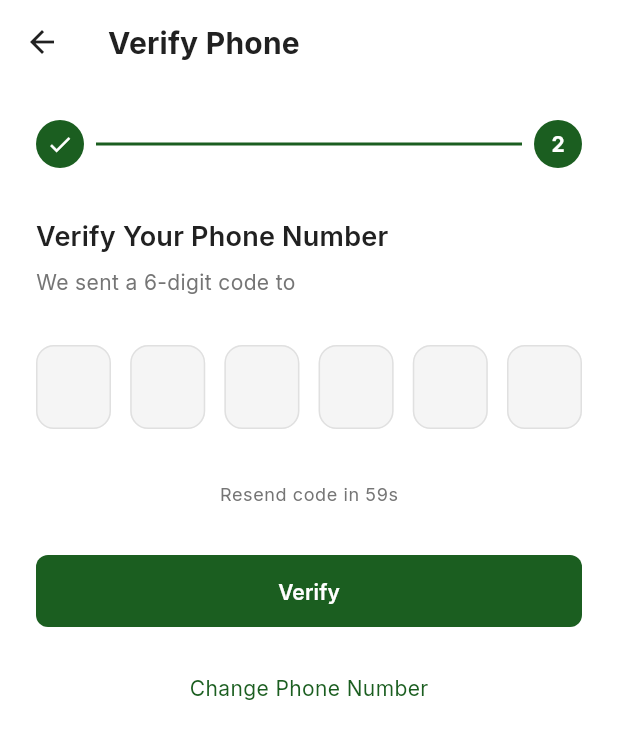
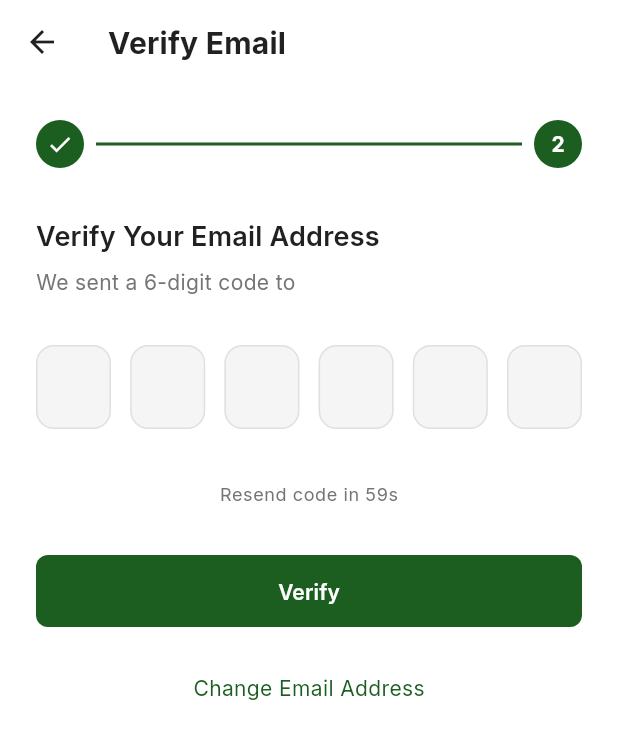
Before and after one commit to coopvestafrica-ops/coopV, a Flutter app: the RegisterStep2Screen screen opened by its route, on a phone screen of 412 x 824 dp. Shown: the top 739 px of the screen. Run offline on Flutter 3.47's test engine with Material 3 defaults, Android fonts, the phone set to English and light mode, and no system bars; our stand-ins replace connectivity_plus, dio, equatable, firebase_messaging, flutter_animate, flutter_local_notifications and 6 more; missing offline and left inert: mobile_scanner; accounts and stored records are empty; network calls fail.

Commit message:
Switch OTP verification from phone to email and update API base URL to api.coopvestafrica.com

```diff
--- a/lib/config/app_config.dart
+++ b/lib/config/app_config.dart
@@ -8,7 +8,7 @@ class AppConfig {
   static const String appBuild = '1';
 
   // API Configuration
-  static const String apiBaseUrl = 'https://api.coopvest.com/v1';
+  static const String apiBaseUrl = 'https://api.coopvestafrica.com/v1';
   static const Duration apiTimeout = Duration(seconds: 30);
   static const int maxRetries = 3;
 
--- a/lib/main.dart
+++ b/lib/main.dart
@@ -64,7 +64,7 @@ class CoopvestApp extends ConsumerWidget {
         '/register-step2': (context) {
           final args = ModalRoute.of(context)?.settings.arguments as Map<String, String>?;
           return RegisterStep2Screen(
-            phone: args?['phone'] ?? '',
+            email: args?['email'] ?? '',
             registrationData: args ?? {},
           );
         },
--- a/lib/presentation/screens/auth/register_step2_screen.dart
+++ b/lib/presentation/screens/auth/register_step2_screen.dart
@@ -4,14 +4,14 @@ import '../../../config/theme_config.dart';
 import '../../../core/services/api_service.dart';
 import '../../widgets/common/buttons.dart';
 
-/// Registration Step 2 - Phone Verification with OTP - Real API Integration
+/// Registration Step 2 - Email Verification with OTP - Real API Integration
 class RegisterStep2Screen extends ConsumerStatefulWidget {
-  final String phone;
+  final String email;
   final Map<String, String> registrationData;
 
   const RegisterStep2Screen({
     Key? key,
-    required this.phone,
+    required this.email,
     required this.registrationData,
   }) : super(key: key);
 
@@ -67,6 +67,7 @@ class _RegisterStep2ScreenState extends ConsumerState<RegisterStep2Screen> {
     setState(() {
       _remainingSeconds = 60;
       _canResend = false;
+      _isResending = true;
       for (var controller in _otpControllers) {
         controller.clear();
       }
@@ -74,11 +75,11 @@ class _RegisterStep2ScreenState extends ConsumerState<RegisterStep2Screen> {
     _startTimer();
 
     try {
-      // Call API to resend OTP
+      // Call API to resend OTP to email
       final response = await _apiService.post(
         '/auth/resend-otp',
         data: {
-          'phone': widget.phone,
+          'email': widget.email,
         },
       );
 
@@ -89,7 +90,7 @@ class _RegisterStep2ScreenState extends ConsumerState<RegisterStep2Screen> {
       if (mounted) {
         ScaffoldMessenger.of(context).showSnackBar(
           const SnackBar(
-            content: Text('OTP sent successfully'),
+            content: Text('OTP sent to your email successfully'),
             backgroundColor: CoopvestColors.success,
           ),
         );
@@ -102,6 +103,12 @@ class _RegisterStep2ScreenState extends ConsumerState<RegisterStep2Screen> {
             backgroundColor: CoopvestColors.error,
           ),
         );
+      }
+    } finally {
+      if (mounted) {
+        setState(() {
+          _isResending = false;
+        });
       }
     }
   }
@@ -139,11 +146,11 @@ class _RegisterStep2ScreenState extends ConsumerState<RegisterStep2Screen> {
     });
 
     try {
-      // Call API to verify OTP
+      // Call API to verify OTP using email
       final response = await _apiService.post(
         '/auth/verify-otp',
         data: {
-          'phone': widget.phone,
+          'email': widget.email,
           'otp': otp,
         },
       );
@@ -188,7 +195,7 @@ class _RegisterStep2ScreenState extends ConsumerState<RegisterStep2Screen> {
           onPressed: () => Navigator.of(context).pop(),
         ),
         title: Text(
-          'Verify Phone',
+          'Verify Email',
           style: CoopvestTypography.headlineLarge.copyWith(
             color: CoopvestColors.darkGray,
           ),
@@ -245,14 +252,14 @@ class _RegisterStep2ScreenState extends ConsumerState<RegisterStep2Screen> {
 
               // Header
               Text(
-                'Verify Your Phone Number',
+                'Verify Your Email Address',
                 style: CoopvestTypography.headlineMedium.copyWith(
                   color: CoopvestColors.darkGray,
                 ),
               ),
               const SizedBox(height: 8),
               Text(
-                'We sent a 6-digit code to ${widget.phone}',
+                'We sent a 6-digit code to ${widget.email}',
                 style: CoopvestTypography.bodyMedium.copyWith(
                   color: CoopvestColors.mediumGray,
                 ),
@@ -344,12 +351,12 @@ class _RegisterStep2ScreenState extends ConsumerState<RegisterStep2Screen> {
               ),
               const SizedBox(height: 16),
 
-              // Change Phone
+              // Change Email
               Center(
                 child: TextButton(
                   onPressed: () => Navigator.of(context).pop(),
                   child: Text(
-                    'Change Phone Number',
+                    'Change Email Address',
                     style: CoopvestTypography.bodyMedium.copyWith(
                       color: CoopvestColors.primary,
                     ),
```
